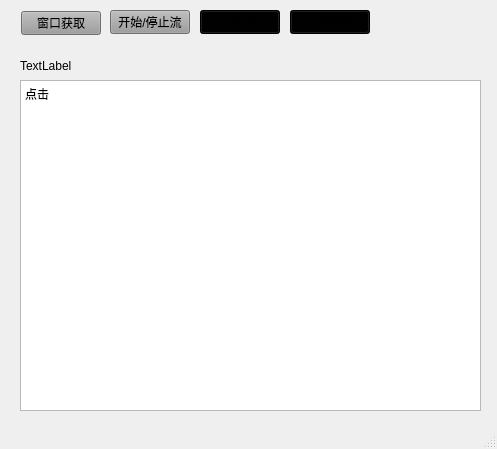
Before: the Qt Designer form mainwindow.ui in droplazy/HOOK, drawn with Qt 5.
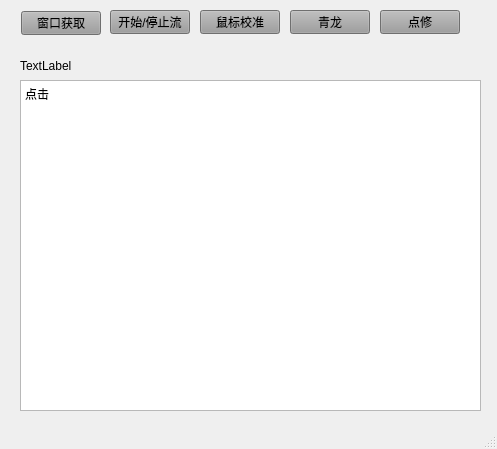
After: the same form once the commit is applied.

What changed in the file:
```diff
--- a/mainwindow.ui
+++ b/mainwindow.ui
@@ -86,10 +86,11 @@
      </rect>
     </property>
     <property name="styleSheet">
-     <string notr="true">background-color: rgb(1, 1, 1);</string>
+     <string notr="true">
+background-color: rgb(156, 156, 156);</string>
     </property>
     <property name="text">
-     <string>KAISHI</string>
+     <string>鼠标校准</string>
     </property>
    </widget>
    <widget class="QPushButton" name="pushButton_START_2">
@@ -102,10 +103,11 @@
      </rect>
     </property>
     <property name="styleSheet">
-     <string notr="true">background-color: rgb(1, 1, 1);</string>
+     <string notr="true">
+background-color: rgb(156, 156, 156);</string>
     </property>
     <property name="text">
-     <string>KAISHI</string>
+     <string>青龙</string>
     </property>
    </widget>
    <widget class="QTextEdit" name="textEdit">
@@ -128,6 +130,23 @@
 &lt;p style=&quot; margin-top:0px; margin-bottom:0px; margin-left:0px; margin-right:0px; -qt-block-indent:0; text-indent:0px;&quot;&gt;点击&lt;/p&gt;&lt;/body&gt;&lt;/html&gt;</string>
     </property>
    </widget>
+   <widget class="QPushButton" name="pushButton_START_3">
+    <property name="geometry">
+     <rect>
+      <x>380</x>
+      <y>10</y>
+      <width>80</width>
+      <height>24</height>
+     </rect>
+    </property>
+    <property name="styleSheet">
+     <string notr="true">
+background-color: rgb(156, 156, 156);</string>
+    </property>
+    <property name="text">
+     <string>点修</string>
+    </property>
+   </widget>
   </widget>
   <widget class="QMenuBar" name="menubar">
    <property name="geometry">
```
